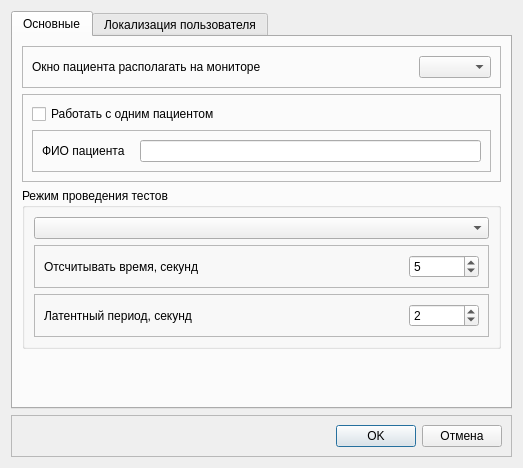
Before: the Qt Designer form aanalysersettings.ui in grigp/a-analyser, drawn with Qt 5.
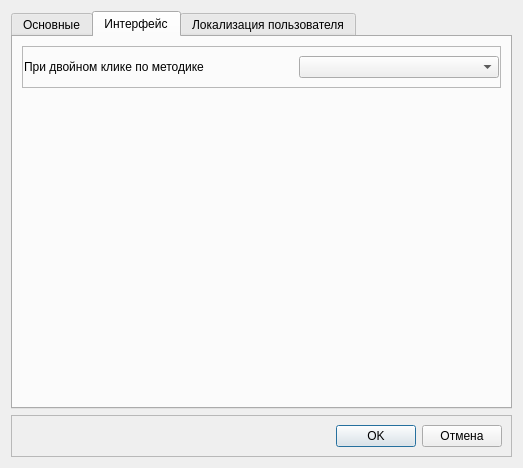
After: the same form once the commit is applied. Icons and pictures are not drawn.

Commit message: Контекстное меню в таблице методик, запуск теста по двойному щелчку на методике (опционально)

What changed in the file:
```diff
--- a/aanalysersettings.ui
+++ b/aanalysersettings.ui
@@ -7,7 +7,7 @@
     <x>0</x>
     <y>0</y>
     <width>523</width>
-    <height>458</height>
+    <height>462</height>
    </rect>
   </property>
   <property name="windowTitle">
@@ -17,7 +17,7 @@
    <item>
     <widget class="QTabWidget" name="twTabs">
      <property name="currentIndex">
-      <number>0</number>
+      <number>1</number>
      </property>
      <widget class="QWidget" name="tabMain">
       <attribute name="title">
@@ -212,6 +212,80 @@
        </item>
       </layout>
      </widget>
+     <widget class="QWidget" name="tabInterface">
+      <attribute name="title">
+       <string>Интерфейс</string>
+      </attribute>
+      <layout class="QVBoxLayout" name="verticalLayout_7">
+       <item>
+        <widget class="QFrame" name="frTestDoubleClickMode">
+         <property name="frameShape">
+          <enum>QFrame::StyledPanel</enum>
+         </property>
+         <property name="frameShadow">
+          <enum>QFrame::Raised</enum>
+         </property>
+         <layout class="QHBoxLayout" name="horizontalLayout_6">
+          <property name="leftMargin">
+           <number>1</number>
+          </property>
+          <property name="topMargin">
+           <number>9</number>
+          </property>
+          <property name="rightMargin">
+           <number>1</number>
+          </property>
+          <property name="bottomMargin">
+           <number>9</number>
+          </property>
+          <item>
+           <widget class="QLabel" name="lblTestDoubleClickMode">
+            <property name="text">
+             <string>При двойном клике по методике</string>
+            </property>
+           </widget>
+          </item>
+          <item>
+           <spacer name="horizontalSpacer">
+            <property name="orientation">
+             <enum>Qt::Horizontal</enum>
+            </property>
+            <property name="sizeHint" stdset="0">
+             <size>
+              <width>40</width>
+              <height>20</height>
+             </size>
+            </property>
+           </spacer>
+          </item>
+          <item>
+           <widget class="QComboBox" name="cbTestDoubleClickMode">
+            <property name="minimumSize">
+             <size>
+              <width>200</width>
+              <height>0</height>
+             </size>
+            </property>
+           </widget>
+          </item>
+         </layout>
+        </widget>
+       </item>
+       <item>
+        <spacer name="verticalSpacer_2">
+         <property name="orientation">
+          <enum>Qt::Vertical</enum>
+         </property>
+         <property name="sizeHint" stdset="0">
+          <size>
+           <width>20</width>
+           <height>302</height>
+          </size>
+         </property>
+        </spacer>
+       </item>
+      </layout>
+     </widget>
      <widget class="QWidget" name="tabUserLocalize">
       <attribute name="title">
        <string>Локализация пользователя</string>
```
The commit also changes 6 other files.
